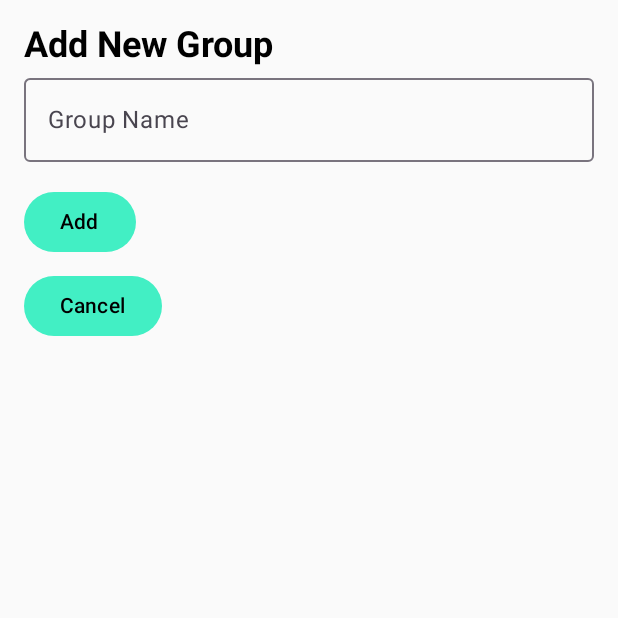
After one commit to AneAltunaa/SplitMoney, an Android app built with Jetpack Compose: the AddGroupScreen screen opened through its navigation route, on a phone screen of 412 x 824 dp, the top half of it. The commit adds this screen. Run offline under Robolectric (Android 15) with nearby library versions, the phone set to English and light mode, and no system bars.

Commit message:
Main Screen

```diff
--- a/app/build.gradle.kts
+++ b/app/build.gradle.kts
@@ -49,7 +49,9 @@ dependencies {
     implementation(libs.androidx.compose.ui.graphics)
     implementation(libs.androidx.compose.ui.tooling.preview)
     implementation(libs.androidx.compose.material3)
+    implementation("androidx.navigation:navigation-compose:2.7.0")
     implementation("androidx.compose.material:material-icons-extended:1.6.0")
+    implementation(libs.androidx.navigation.compose)
     testImplementation(libs.junit)
     androidTestImplementation(libs.androidx.junit)
     androidTestImplementation(libs.androidx.espresso.core)
--- a/app/src/main/java/com/example/splitmoney/MainActivity.kt
+++ b/app/src/main/java/com/example/splitmoney/MainActivity.kt
@@ -11,21 +11,18 @@ import androidx.compose.material3.Text
 import androidx.compose.runtime.Composable
 import androidx.compose.ui.Modifier
 import androidx.compose.ui.tooling.preview.Preview
+import androidx.lifecycle.viewmodel.compose.viewModel
 import com.example.splitmoney.ui.theme.SplitMoneyTheme
+import com.example.splitmoney.viewModels.GroupsViewModel
+import com.example.splitmoney.views.AppNavigation
 
 class MainActivity : ComponentActivity() {
     override fun onCreate(savedInstanceState: Bundle?) {
         super.onCreate(savedInstanceState)
         enableEdgeToEdge()
         setContent {
-            SplitMoneyTheme {
-                Scaffold(modifier = Modifier.fillMaxSize()) { innerPadding ->
-                    Greeting(
-                        name = "Android",
-                        modifier = Modifier.padding(innerPadding)
-                    )
-                }
-            }
+            val groupsViewModel: GroupsViewModel = viewModel()
+            AppNavigation(groupsViewModel)
         }
     }
 }
--- /dev/null
+++ b/app/src/main/java/com/example/splitmoney/viewModels/GroupsViewModel.kt
@@ -0,0 +1,36 @@
+package com.example.splitmoney.viewModels
+
+import androidx.compose.runtime.mutableStateListOf
+import androidx.compose.runtime.mutableStateOf
+import androidx.compose.runtime.getValue
+import androidx.compose.runtime.setValue
+import androidx.lifecycle.ViewModel
+import com.example.splitmoney.data.SplitMoney
+
+class GroupsViewModel : ViewModel(){
+    private val _groups = mutableStateListOf<SplitMoney>()
+    val groups: List<SplitMoney> = _groups
+    var showAddDialog by mutableStateOf(false)
+        private set
+    var newGroupName by mutableStateOf("")
+        private set
+    fun openAddDialog() {
+        showAddDialog = true
+    }
+    fun closeAddDialog() {
+        showAddDialog = false
+        newGroupName = ""
+    }
+    fun addGroup(name : String) {
+        if (newGroupName.isNotBlank()) {
+            _groups.add(
+                SplitMoney(
+                    id = (_groups.size + 1).toString(),
+                    name = newGroupName,
+                    members = mutableListOf()
+                )
+            )
+            closeAddDialog()
+        }
+    }
+}
--- /dev/null
+++ b/app/src/main/java/com/example/splitmoney/views/AddGroupScreen.kt
@@ -0,0 +1,97 @@
+package com.example.splitmoney.views
+
+import androidx.compose.foundation.layout.Column
+import androidx.compose.runtime.Composable
+import androidx.compose.runtime.mutableStateOf
+import androidx.compose.runtime.remember
+import androidx.compose.ui.unit.dp
+import com.example.splitmoney.viewModels.GroupsViewModel
+import androidx.compose.material.icons.Icons
+import androidx.compose.ui.text.font.FontWeight
+import androidx.compose.material3.IconButton
+import androidx.compose.material.icons.filled.Home
+import androidx.compose.foundation.lazy.LazyColumn
+import androidx.compose.foundation.border
+import androidx.compose.ui.text.font.FontFamily
+import androidx.compose.material3.Card
+import androidx.compose.foundation.lazy.items
+import androidx.compose.material.icons.filled.Add
+import androidx.compose.foundation.layout.size
+import androidx.compose.foundation.layout.Arrangement
+import androidx.compose.foundation.shape.CircleShape
+import androidx.compose.foundation.background
+import androidx.compose.material3.Icon
+import androidx.compose.foundation.layout.Box
+import androidx.compose.foundation.layout.fillMaxSize
+import androidx.compose.foundation.layout.fillMaxWidth
+import androidx.compose.foundation.layout.padding
+import androidx.compose.material.icons.filled.AccountCircle
+import androidx.compose.ui.Alignment
+import androidx.compose.material3.Text
+
+import androidx.compose.ui.Modifier
+import com.example.splitmoney.data.SplitMoney
+import androidx.compose.ui.tooling.preview.Preview
+import androidx.compose.ui.unit.dp
+import androidx.compose.ui.unit.sp
+import androidx.compose.foundation.layout.Column
+import androidx.compose.ui.graphics.Color
+import androidx.compose.material.icons.filled.Settings
+import androidx.compose.foundation.shape.RoundedCornerShape
+import androidx.compose.ui.text.style.TextAlign
+import androidx.compose.foundation.layout.Row
+import androidx.compose.material.icons.filled.ArrowForwardIos
+import androidx.compose.material3.Button
+import androidx.compose.material3.ButtonDefaults
+import androidx.compose.material3.OutlinedTextField
+import androidx.compose.runtime.getValue
+import androidx.compose.runtime.setValue
+
+
+@Composable
+fun AddGroupScreen(viewModel: GroupsViewModel, onBack: () -> Unit) {
+
+    var groupName by remember { mutableStateOf("") }
+
+    Column(modifier = Modifier
+        .fillMaxSize()
+        .padding(16.dp)) {
+        Text("Add New Group", fontSize = 24.sp, fontWeight = FontWeight.Bold)
+
+        OutlinedTextField(
+            value = groupName,
+            onValueChange = {
+                groupName = it
+            },
+            label = { Text("Group Name") },
+            modifier = Modifier.fillMaxWidth()
+        )
+
+        Button(
+            onClick = {
+                if (groupName.isNotBlank()) {
+                    viewModel.addGroup(groupName)
+                    onBack()
+                }
+            },
+            colors = ButtonDefaults.buttonColors(
+                containerColor = Color(0xFF42EFC4),
+                contentColor = Color.Black
+            ),
+            modifier = Modifier
+                .padding(top = 16.dp)
+
+        ) {
+            Text("Add")
+        }
+
+        Button(onClick = { onBack() },
+            colors = ButtonDefaults.buttonColors(
+                containerColor = Color(0xFF42EFC4),
+                contentColor = Color.Black
+            ),
+            modifier = Modifier.padding(top = 8.dp)) {
+            Text("Cancel")
+        }
+    }
+}
--- /dev/null
+++ b/app/src/main/java/com/example/splitmoney/views/AppNavigation.kt
@@ -0,0 +1,32 @@
+package com.example.splitmoney.views
+
+import androidx.compose.runtime.Composable
+import androidx.navigation.compose.NavHost
+import androidx.navigation.compose.composable
+import androidx.navigation.compose.rememberNavController
+import com.example.splitmoney.viewModels.GroupsViewModel
+
+@Composable
+fun AppNavigation(viewModel: GroupsViewModel) {
+
+    val navController = rememberNavController()
+
+    NavHost(navController = navController, startDestination = "main") {
+
+
+        composable("main") {
+            MainScreen(
+                viewModel = viewModel,
+                onAddGroupClick = { navController.navigate("addGroup") }
+            )
+        }
+
+
+        composable("addGroup") {
+            AddGroupScreen(
+                viewModel = viewModel,
+                onBack = { navController.popBackStack() }
+            )
+        }
+    }
+}
--- a/gradle/libs.versions.toml
+++ b/gradle/libs.versions.toml
@@ -8,6 +8,7 @@ espressoCore = "3.7.0"
 lifecycleRuntimeKtx = "2.9.4"
 activityCompose = "1.11.0"
 composeBom = "2024.09.00"
+navigationCompose = "2.9.5"
 
 [libraries]
 androidx-core-ktx = { group = "androidx.core", name = "core-ktx", version.ref = "coreKtx" }
@@ -24,6 +25,7 @@ androidx-compose-ui-tooling-preview = { group = "androidx.compose.ui", name = "u
 androidx-compose-ui-test-manifest = { group = "androidx.compose.ui", name = "ui-test-manifest" }
 androidx-compose-ui-test-junit4 = { group = "androidx.compose.ui", name = "ui-test-junit4" }
 androidx-compose-material3 = { group = "androidx.compose.material3", name = "material3" }
+androidx-navigation-compose = { group = "androidx.navigation", name = "navigation-compose", version.ref = "navigationCompose" }
 
 [plugins]
 android-application = { id = "com.android.application", version.ref = "agp" }
```
Also changed, not shown: app/src/main/java/com/example/splitmoney/views/MainScreen.kt (renamed from app/src/main/java/com/example/splitmoney/presentation/MainScreen.kt, +49 -32 lines).
